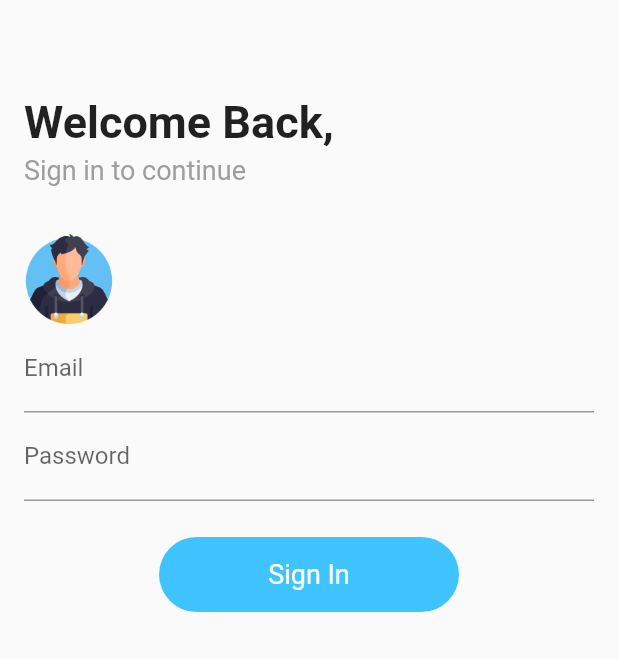
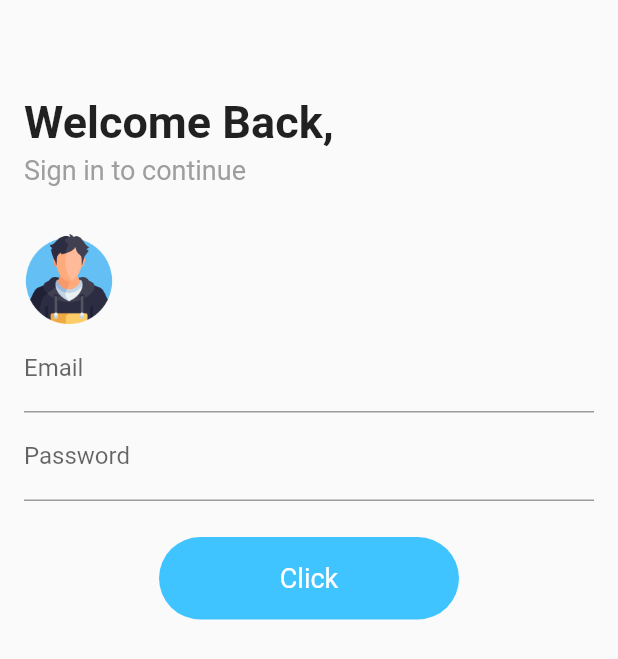
Before and after one commit to khadkarajesh/it-jobs, a Flutter app: the screen it shows after launch, on a phone screen of 412 x 824 dp. Shown: the top 659 px of the screen. Run offline on Flutter 3.47's test engine with Material 2 defaults, Android fonts, the phone set to English and light mode, and no system bars; our stand-ins replace firebase_auth, google_sign_in; accounts and stored records are empty.

Commit message:
refactor dimension

```diff
--- a/lib/src/widgets/animated_button.dart
+++ b/lib/src/widgets/animated_button.dart
@@ -4,16 +4,64 @@ import 'package:flutter/cupertino.dart';
 import 'package:flutter/material.dart';
 import 'package:flutter/painting.dart';
 
+// ignore: must_be_immutable
 class AnimatedButton extends StatefulWidget {
+  double width;
+  double height;
+  int borderRadius;
+  Color backgroundColor;
+  int fadeDurationInMilliSecond;
+  String text;
+  Color progressIndicatorColor;
+  double fontSize;
+
+  AnimatedButton(
+      {this.height = 55.0,
+      this.width = 200.0,
+      this.borderRadius = 30,
+      this.backgroundColor = Colors.lightBlueAccent,
+      this.fadeDurationInMilliSecond = 700,
+      this.text = "Click",
+      this.progressIndicatorColor = Colors.pinkAccent,
+      this.fontSize = 18.0});
+
   @override
   State<StatefulWidget> createState() {
-    return _StateAnimationButton();
+    return _StateAnimationButton(
+        height: this.height,
+        width: this.width,
+        borderRadius: this.borderRadius,
+        backgroundColor: this.backgroundColor,
+        fadeDurationInMilliSecond: this.fadeDurationInMilliSecond,
+        text: this.text,
+        progressIndicatorColor: this.progressIndicatorColor,
+        fontSize: this.fontSize);
   }
 }
 
 class _StateAnimationButton extends State<AnimatedButton> {
   bool squeezed = false;
   double _opacity = 1.0;
+  static const double SQUEEZED_BORDER_RADIUS = 70.0;
+
+  final double width;
+  final double height;
+  final int borderRadius;
+  final Color backgroundColor;
+  final int fadeDurationInMilliSecond;
+  final String text;
+  final Color progressIndicatorColor;
+  final double fontSize;
+
+  _StateAnimationButton(
+      {@required this.height,
+      @required this.width,
+      @required this.borderRadius,
+      @required this.backgroundColor,
+      @required this.fadeDurationInMilliSecond,
+      @required this.text,
+      @required this.progressIndicatorColor,
+      @required this.fontSize});
 
   @override
   Widget build(BuildContext context) {
@@ -27,13 +75,14 @@ class _StateAnimationButton extends State<AnimatedButton> {
             });
           },
           child: AnimatedContainer(
-            width: squeezed ? 55 : 200,
-            height: 50,
-            duration: Duration(milliseconds: 700),
+            width: squeezed ? height : width,
+            height: height,
+            duration: Duration(milliseconds: fadeDurationInMilliSecond),
             curve: Curves.fastOutSlowIn,
             decoration: BoxDecoration(
-              borderRadius: BorderRadius.circular(squeezed ? 70 : 30),
-              color: Colors.lightBlueAccent,
+              borderRadius: BorderRadius.circular(
+                  squeezed ? SQUEEZED_BORDER_RADIUS : borderRadius.toDouble()),
+              color: backgroundColor,
             ),
             child: Row(
               crossAxisAlignment: CrossAxisAlignment.center,
@@ -41,10 +90,10 @@ class _StateAnimationButton extends State<AnimatedButton> {
               children: <Widget>[
                 AnimatedOpacity(
                   child: Text(
-                    "Sign In",
+                    "${this.text}",
                     style: TextStyle(
                       color: Colors.white,
-                      fontSize: 18,
+                      fontSize: fontSize,
                     ),
                   ),
                   opacity: _opacity,
@@ -62,23 +111,24 @@ class _StateAnimationButton extends State<AnimatedButton> {
             });
           },
           child: AnimatedContainer(
-            width: squeezed ? 55 : 200,
-            height: 50,
-            duration: Duration(milliseconds: 700),
+            width: squeezed ? height : width,
+            height: height,
+            duration: Duration(milliseconds: fadeDurationInMilliSecond),
             curve: Curves.fastOutSlowIn,
             decoration: BoxDecoration(
-              borderRadius: BorderRadius.circular(squeezed ? 70 : 30),
+              borderRadius: BorderRadius.circular(
+                  squeezed ? SQUEEZED_BORDER_RADIUS : borderRadius.toDouble()),
             ),
             child: AnimatedOpacity(
               child: Padding(
                 padding: EdgeInsets.all(1),
                 child: CircularProgressIndicator(
-                    backgroundColor: Colors.lightBlueAccent,
+                    backgroundColor: backgroundColor,
                     valueColor: AlwaysStoppedAnimation<Color>(
-                        squeezed ? Colors.pinkAccent : Colors.lightBlueAccent)),
+                        squeezed ? progressIndicatorColor : backgroundColor)),
               ),
               opacity: _opacity == 0.0 ? 1.0 : 0.0,
-              duration: Duration(milliseconds: 700),
+              duration: Duration(milliseconds: fadeDurationInMilliSecond),
             ),
           ),
         ),
```
Also changed, not shown: lib/src/widgets/login.dart (+10 -0 lines).
